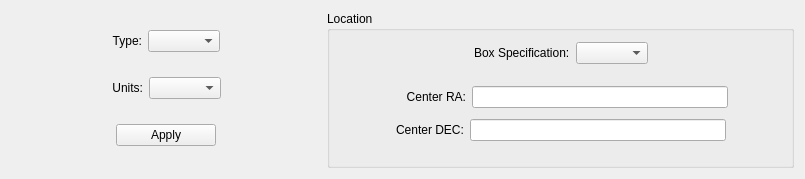
Above: code/display/QtPlotter/SpectralPositioningWidget.ui from radio-astro/casa before the change. Below: the same form after it.
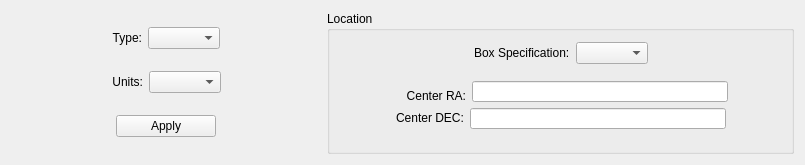
That is the form after the change.

```diff
--- a/code/display/QtPlotter/SpectralPositioningWidget.ui
+++ b/code/display/QtPlotter/SpectralPositioningWidget.ui
@@ -7,7 +7,7 @@
     <x>0</x>
     <y>0</y>
     <width>805</width>
-    <height>179</height>
+    <height>156</height>
    </rect>
   </property>
   <property name="sizePolicy">
```
